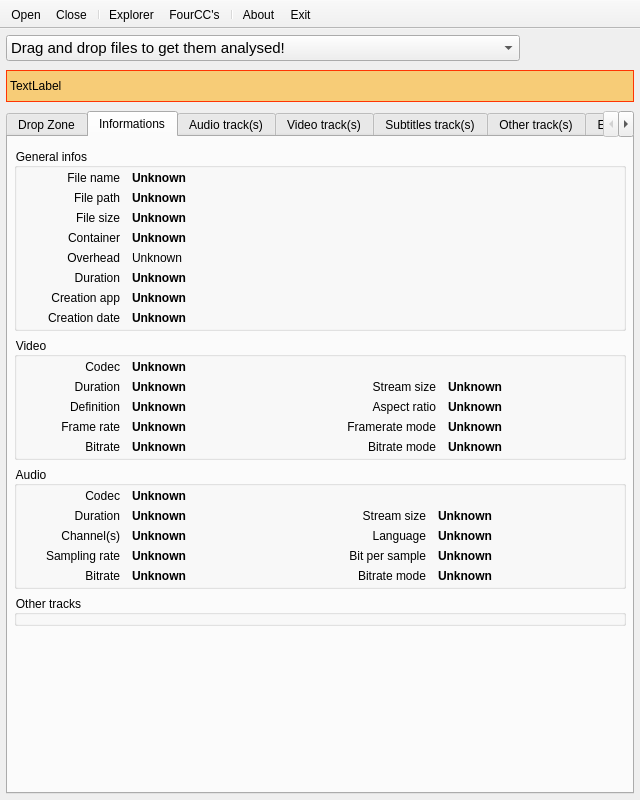
This is mini_analyser/ui/mainwindow.ui in emericg/MiniVideo as Qt 5 draws it before an edit. The edited form follows.
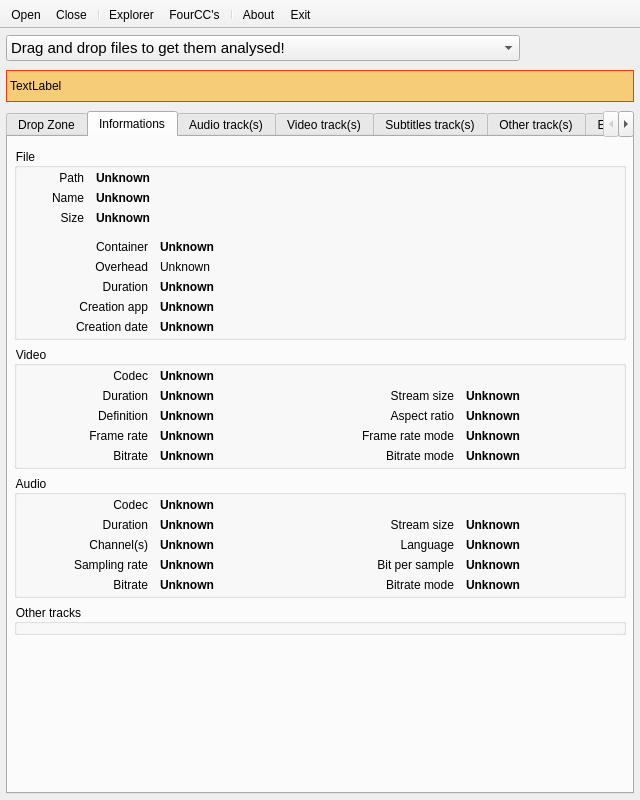
This is the edited form. The open tabs and pages were chosen to show the change. Icons and pictures are not drawn. Custom widgets are drawn as their Qt base class.

Commit message: mini_analyser: multiple GUI improvements

```diff
--- a/mini_analyser/ui/mainwindow.ui
+++ b/mini_analyser/ui/mainwindow.ui
@@ -336,8 +336,8 @@
             <rect>
              <x>0</x>
              <y>0</y>
-             <width>613</width>
-             <height>637</height>
+             <width>624</width>
+             <height>622</height>
             </rect>
            </property>
            <layout class="QVBoxLayout" name="verticalLayout_10">
@@ -359,7 +359,7 @@
                <bool>true</bool>
               </property>
               <property name="title">
-               <string>General infos</string>
+               <string>File</string>
               </property>
               <layout class="QGridLayout" name="gridLayout_2">
                <property name="leftMargin">
@@ -377,17 +377,23 @@
                <property name="horizontalSpacing">
                 <number>12</number>
                </property>
-               <item row="2" column="0">
-                <widget class="QLabel" name="label_2">
+               <item row="5" column="1" colspan="2">
+                <widget class="QLabel" name="label_info_creationapp">
+                 <property name="font">
+                  <font>
+                   <weight>75</weight>
+                   <bold>true</bold>
+                  </font>
+                 </property>
                  <property name="text">
-                  <string>File size</string>
+                  <string>Unknown</string>
                  </property>
-                 <property name="alignment">
-                  <set>Qt::AlignRight|Qt::AlignTrailing|Qt::AlignVCenter</set>
+                 <property name="textInteractionFlags">
+                  <set>Qt::LinksAccessibleByMouse|Qt::TextSelectableByKeyboard|Qt::TextSelectableByMouse</set>
                  </property>
                 </widget>
                </item>
-               <item row="5" column="0">
+               <item row="4" column="0">
                 <widget class="QLabel" name="label_3">
                  <property name="text">
                   <string>Duration</string>
@@ -397,8 +403,20 @@
                  </property>
                 </widget>
                </item>
-               <item row="3" column="0">
+               <item row="2" column="0">
                 <widget class="QLabel" name="label_4">
+                 <property name="sizePolicy">
+                  <sizepolicy hsizetype="MinimumExpanding" vsizetype="Preferred">
+                   <horstretch>0</horstretch>
+                   <verstretch>0</verstretch>
+                  </sizepolicy>
+                 </property>
+                 <property name="maximumSize">
+                  <size>
+                   <width>128</width>
+                   <height>16777215</height>
+                  </size>
+                 </property>
                  <property name="text">
                   <string>Container</string>
                  </property>
@@ -407,23 +425,7 @@
                  </property>
                 </widget>
                </item>
-               <item row="6" column="1" colspan="2">
-                <widget class="QLabel" name="label_info_creationapp">
-                 <property name="font">
-                  <font>
-                   <weight>75</weight>
-                   <bold>true</bold>
-                  </font>
-                 </property>
-                 <property name="text">
-                  <string>Unknown</string>
-                 </property>
-                 <property name="textInteractionFlags">
-                  <set>Qt::LinksAccessibleByMouse|Qt::TextSelectableByKeyboard|Qt::TextSelectableByMouse</set>
-                 </property>
-                </widget>
-               </item>
-               <item row="7" column="0">
+               <item row="6" column="0">
                 <widget class="QLabel" name="label_5">
                  <property name="text">
                   <string>Creation date</string>
@@ -433,7 +435,7 @@
                  </property>
                 </widget>
                </item>
-               <item row="7" column="1" colspan="2">
+               <item row="6" column="1" colspan="2">
                 <widget class="QLabel" name="label_info_creationdate">
                  <property name="font">
                   <font>
@@ -449,24 +451,8 @@
                  </property>
                 </widget>
                </item>
-               <item row="3" column="1" colspan="2">
-                <widget class="QLabel" name="label_info_container">
-                 <property name="font">
-                  <font>
-                   <weight>75</weight>
-                   <bold>true</bold>
-                  </font>
-                 </property>
-                 <property name="text">
-                  <string>Unknown</string>
-                 </property>
-                 <property name="textInteractionFlags">
-                  <set>Qt::LinksAccessibleByMouse|Qt::TextSelectableByKeyboard|Qt::TextSelectableByMouse</set>
-                 </property>
-                </widget>
-               </item>
                <item row="2" column="1" colspan="2">
-                <widget class="QLabel" name="label_info_filesize">
+                <widget class="QLabel" name="label_info_container">
                  <property name="font">
                   <font>
                    <weight>75</weight>
@@ -481,7 +467,7 @@
                  </property>
                 </widget>
                </item>
-               <item row="6" column="0">
+               <item row="5" column="0">
                 <widget class="QLabel" name="label_6">
                  <property name="text">
                   <string>Creation app</string>
@@ -491,7 +477,7 @@
                  </property>
                 </widget>
                </item>
-               <item row="4" column="0">
+               <item row="3" column="0">
                 <widget class="QLabel" name="label_8">
                  <property name="text">
                   <string>Overhead</string>
@@ -501,7 +487,7 @@
                  </property>
                 </widget>
                </item>
-               <item row="4" column="1" colspan="2">
+               <item row="3" column="1" colspan="2">
                 <widget class="QLabel" name="label_info_container_overhead">
                  <property name="font">
                   <font>
@@ -517,7 +503,7 @@
                  </property>
                 </widget>
                </item>
-               <item row="5" column="1" colspan="2">
+               <item row="4" column="1" colspan="2">
                 <widget class="QLabel" name="label_info_duration">
                  <property name="font">
                   <font>
@@ -533,7 +519,12 @@
                  </property>
                 </widget>
                </item>
-               <item row="0" column="1" colspan="2">
+               <item row="0" column="0" colspan="3">
+                <layout class="QGridLayout" name="gridLayout_8">
+                 <property name="horizontalSpacing">
+                  <number>12</number>
+                 </property>
+                 <item row="1" column="1">
                 <widget class="QLabel" name="label_info_filename">
                  <property name="font">
                   <font>
@@ -549,45 +540,86 @@
                  </property>
                 </widget>
                </item>
-               <item row="1" column="0">
+                 <item row="0" column="0">
                 <widget class="QLabel" name="label_1">
+                   <property name="minimumSize">
+                    <size>
+                     <width>64</width>
+                     <height>0</height>
+                    </size>
+                   </property>
+                   <property name="maximumSize">
+                    <size>
+                     <width>64</width>
+                     <height>16777215</height>
+                    </size>
+                   </property>
                  <property name="text">
-                  <string>File path</string>
+                    <string>Path</string>
                  </property>
                  <property name="alignment">
                   <set>Qt::AlignRight|Qt::AlignTrailing|Qt::AlignVCenter</set>
                  </property>
                 </widget>
                </item>
-               <item row="1" column="1" colspan="2">
-                <widget class="QLabel" name="label_info_fullpath">
-                 <property name="font">
-                  <font>
-                   <weight>75</weight>
-                   <bold>true</bold>
-                  </font>
-                 </property>
+                 <item row="2" column="0">
+                  <widget class="QLabel" name="label_2">
                  <property name="text">
-                  <string>Unknown</string>
-                 </property>
-                 <property name="textInteractionFlags">
-                  <set>Qt::LinksAccessibleByMouse|Qt::TextSelectableByKeyboard|Qt::TextSelectableByMouse</set>
+                    <string>Size</string>
+                   </property>
+                   <property name="alignment">
+                    <set>Qt::AlignRight|Qt::AlignTrailing|Qt::AlignVCenter</set>
                  </property>
                 </widget>
                </item>
-               <item row="0" column="0">
+                 <item row="1" column="0">
                 <widget class="QLabel" name="label">
-                 <property name="maximumSize">
-                  <size>
-                   <width>100</width>
-                   <height>16777215</height>
-                  </size>
-                 </property>
                  <property name="text">
-                  <string>File name</string>
+                    <string>Name</string>
                  </property>
                  <property name="alignment">
                   <set>Qt::AlignRight|Qt::AlignTrailing|Qt::AlignVCenter</set>
+                   </property>
+                  </widget>
+                 </item>
+                 <item row="0" column="1">
+                  <widget class="QLabel" name="label_info_fullpath">
+                   <property name="font">
+                    <font>
+                     <weight>75</weight>
+                     <bold>true</bold>
+                    </font>
+                   </property>
+                   <property name="text">
+                    <string>Unknown</string>
+                   </property>
+                   <property name="textInteractionFlags">
+                    <set>Qt::LinksAccessibleByMouse|Qt::TextSelectableByKeyboard|Qt::TextSelectableByMouse</set>
+                   </property>
+                  </widget>
+                 </item>
+                 <item row="2" column="1">
+                  <widget class="QLabel" name="label_info_filesize">
+                   <property name="font">
+                    <font>
+                     <weight>75</weight>
+                     <bold>true</bold>
+                    </font>
+                   </property>
+                   <property name="text">
+                    <string>Unknown</string>
+                   </property>
+                   <property name="textInteractionFlags">
+                    <set>Qt::LinksAccessibleByMouse|Qt::TextSelectableByKeyboard|Qt::TextSelectableByMouse</set>
+                   </property>
+                  </widget>
+                 </item>
+                </layout>
+               </item>
+               <item row="1" column="0" colspan="2">
+                <widget class="Line" name="line_7">
+                 <property name="orientation">
+                  <enum>Qt::Horizontal</enum>
                  </property>
                 </widget>
                </item>
@@ -619,9 +651,15 @@
                  </property>
                  <item row="1" column="2">
                   <widget class="QLabel" name="label_36">
+                   <property name="sizePolicy">
+                    <sizepolicy hsizetype="MinimumExpanding" vsizetype="Preferred">
+                     <horstretch>0</horstretch>
+                     <verstretch>0</verstretch>
+                    </sizepolicy>
+                   </property>
                    <property name="maximumSize">
                     <size>
-                     <width>120</width>
+                     <width>128</width>
                      <height>16777215</height>
                     </size>
                    </property>
@@ -695,7 +733,7 @@
                    </property>
                    <property name="maximumSize">
                     <size>
-                     <width>100</width>
+                     <width>128</width>
                      <height>16777215</height>
                     </size>
                    </property>
@@ -846,7 +884,7 @@
                  <item row="3" column="2">
                   <widget class="QLabel" name="label_7">
                    <property name="text">
-                    <string>Framerate mode</string>
+                    <string>Frame rate mode</string>
                    </property>
                    <property name="alignment">
                     <set>Qt::AlignRight|Qt::AlignTrailing|Qt::AlignVCenter</set>
@@ -995,7 +1033,7 @@
                    </property>
                    <property name="maximumSize">
                     <size>
-                     <width>100</width>
+                     <width>128</width>
                      <height>16777215</height>
                     </size>
                    </property>
@@ -1051,9 +1089,15 @@
                  </item>
                  <item row="1" column="2">
                   <widget class="QLabel" name="label_22">
+                   <property name="sizePolicy">
+                    <sizepolicy hsizetype="MinimumExpanding" vsizetype="Preferred">
+                     <horstretch>0</horstretch>
+                     <verstretch>0</verstretch>
+                    </sizepolicy>
+                   </property>
                    <property name="maximumSize">
                     <size>
-                     <width>100</width>
+                     <width>128</width>
                      <height>16777215</height>
                     </size>
                    </property>
```
Left out of the diff: 14 changed lines with no effect on the pictures. Lines whose indentation alone changed are shown as unchanged. The commit also changes 6 other files.
